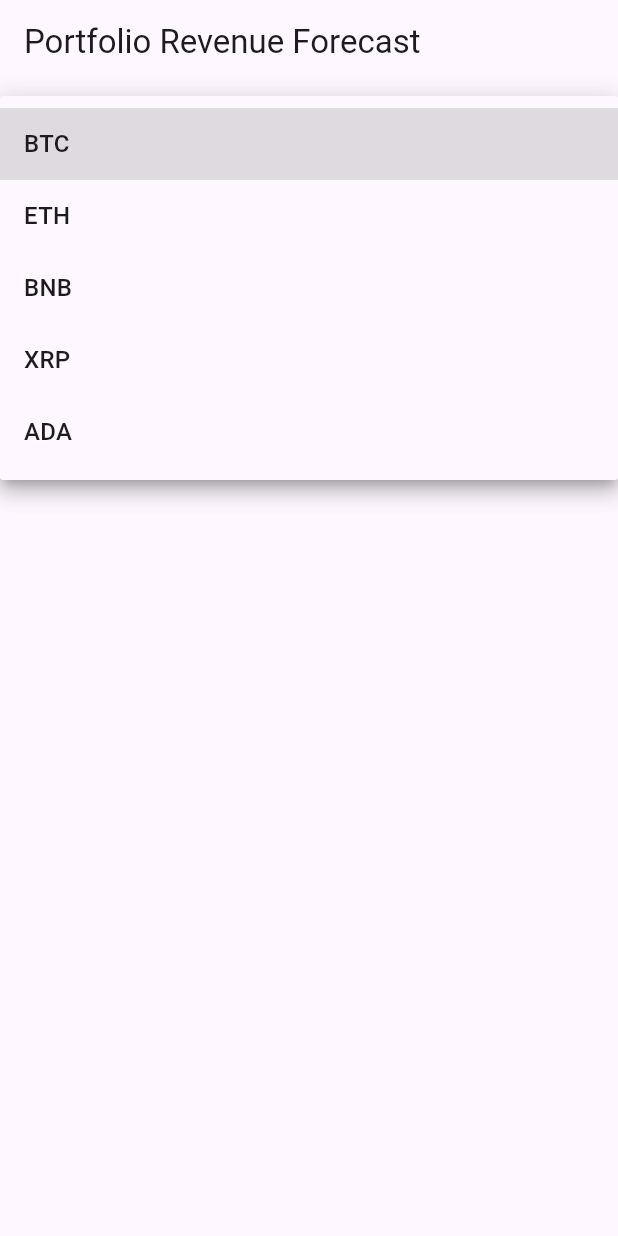
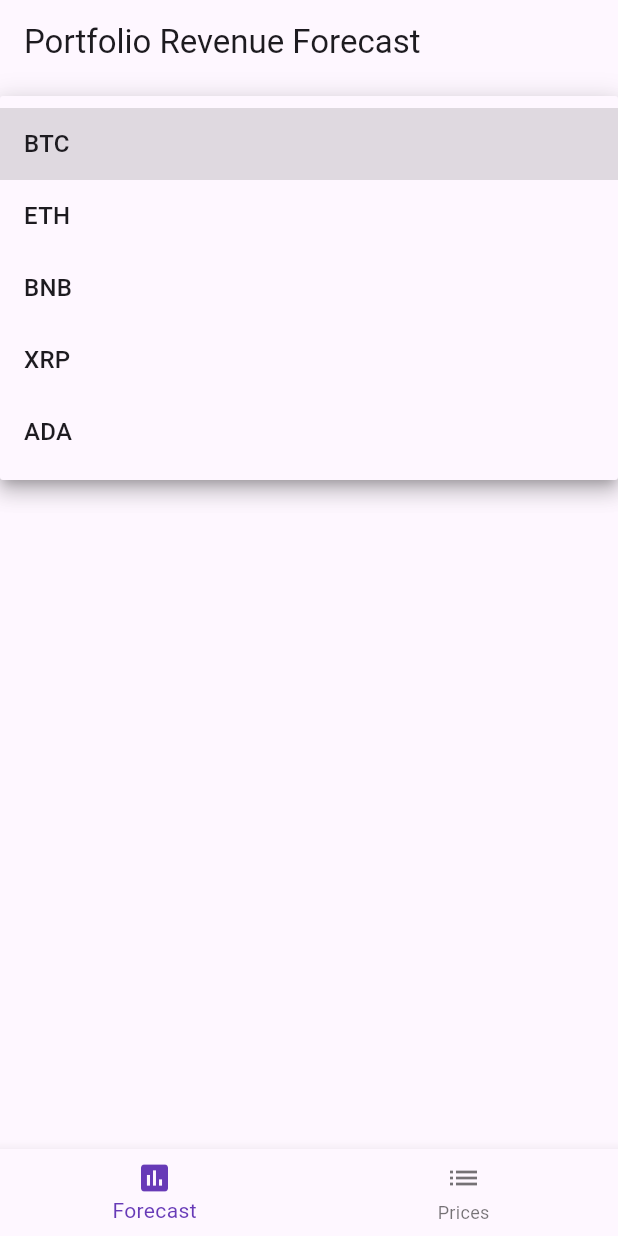
Before and after one commit to WaleedAlrashed/crypto_hub, a Flutter app: the screen it shows after launch, after a tap on "Select Cryptocurrency", on a phone screen of 412 x 824 dp. Run offline on Flutter 3.47's test engine with Material 3 defaults, Android fonts, the phone set to English and light mode, and no system bars; our stand-ins replace flutter_gemini; missing offline and left inert: flutter_icons_fix; network calls fail.

```diff
--- a/lib/main.dart
+++ b/lib/main.dart
@@ -1,6 +1,5 @@
 import 'package:crypto_tracker/notifiers/theme_notifier.dart';
-import 'package:crypto_tracker/pages/portfolio_forecase_page.dart';
-import 'package:crypto_tracker/pages/price_list_page.dart';
+import 'package:crypto_tracker/pages/home_page.dart';
 import 'package:flutter/material.dart';
 import 'package:flutter_gemini/flutter_gemini.dart';
 
@@ -26,9 +25,7 @@ class CryptoTrackerApp extends StatelessWidget {
           theme: ThemeData.light(),
           darkTheme: ThemeData.dark(),
           themeMode: snapshot.data,
-          home: PortfolioForecastPage(
-              // onToggleTheme: _themeNotifier.toggleTheme,
-              ),
+          home: const HomePage(),
         );
       },
     );
--- /dev/null
+++ b/lib/pages/home_page.dart
@@ -0,0 +1,50 @@
+import 'package:flutter/material.dart';
+import 'portfolio_forecase_page.dart';
+import 'price_list_page.dart';
+
+class HomePage extends StatefulWidget {
+  const HomePage({super.key});
+
+  @override
+  _HomePageState createState() => _HomePageState();
+}
+
+class _HomePageState extends State<HomePage> {
+  int _selectedIndex = 0;
+
+  final List<Widget> _pages = <Widget>[
+    const PortfolioForecastPage(),
+    PriceListPage(),
+  ];
+
+  void _onItemTapped(int index) {
+    setState(() {
+      _selectedIndex = index;
+    });
+  }
+
+  @override
+  Widget build(BuildContext context) {
+    return Scaffold(
+      body: IndexedStack(
+        index: _selectedIndex,
+        children: _pages,
+      ),
+      bottomNavigationBar: BottomNavigationBar(
+        items: const <BottomNavigationBarItem>[
+          BottomNavigationBarItem(
+            icon: Icon(Icons.assessment),
+            label: 'Forecast',
+          ),
+          BottomNavigationBarItem(
+            icon: Icon(Icons.list),
+            label: 'Prices',
+          ),
+        ],
+        currentIndex: _selectedIndex,
+        selectedItemColor: Colors.deepPurple,
+        onTap: _onItemTapped,
+      ),
+    );
+  }
+}
--- a/lib/pages/price_list_page.dart
+++ b/lib/pages/price_list_page.dart
@@ -1,15 +1,16 @@
 import 'dart:convert';
 
+import 'package:crypto_tracker/notifiers/theme_notifier.dart';
 import 'package:crypto_tracker/services/price_service.dart';
 import 'package:flutter/material.dart';
 import 'package:flutter_icons_fix/flutter_icons_fix.dart';
 
 class PriceListPage extends StatelessWidget {
   final List<String> cryptoSymbols = ['btcusdt', 'ethusdt'];
-  final VoidCallback onToggleTheme;
+
   final Map<String, double> previousPrices = {};
 
-  PriceListPage({super.key, required this.onToggleTheme});
+  PriceListPage({super.key});
 
   @override
   Widget build(BuildContext context) {
@@ -23,7 +24,7 @@ class PriceListPage extends StatelessWidget {
         actions: [
           IconButton(
             icon: const Icon(Icons.brightness_6),
-            onPressed: onToggleTheme,
+            onPressed: ThemeNotifier().toggleTheme,
           ),
         ],
       ),
--- a/lib/services/gemini_service.dart
+++ b/lib/services/gemini_service.dart
@@ -1,6 +1,4 @@
 import 'dart:convert';
-import 'dart:developer';
-
 import 'package:crypto_tracker/config/dummy_data.dart';
 import 'package:crypto_tracker/models/forecast_model.dart';
 import 'package:flutter_gemini/flutter_gemini.dart';
```
